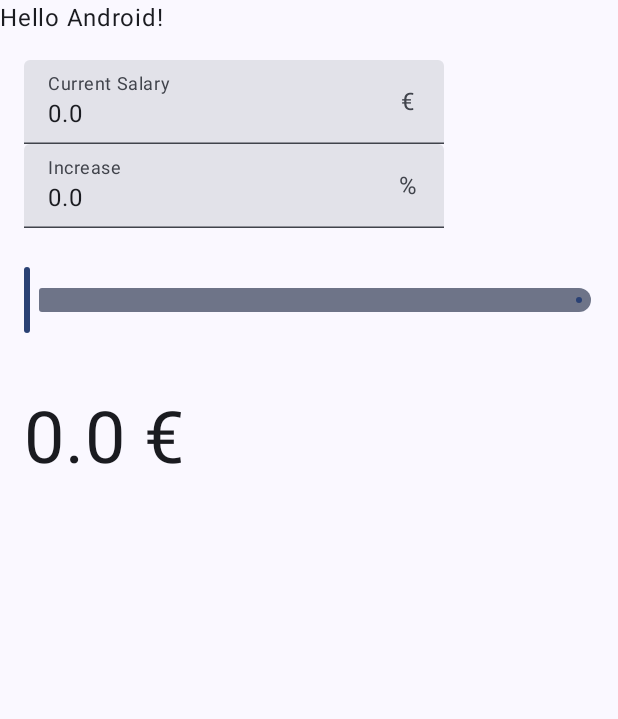
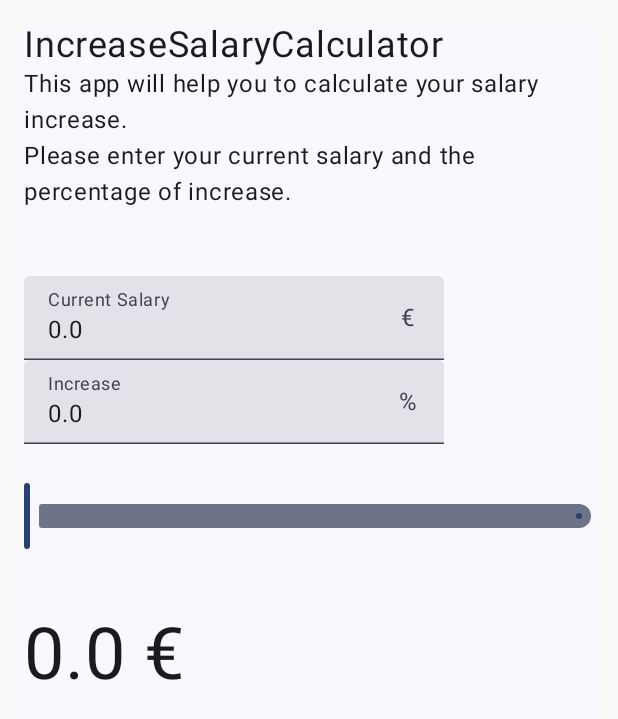
Before and after one commit to inog/IncreaseSalaryCalculator, an Android app built with Jetpack Compose: the screen it shows after launch (MainActivity), on a phone screen of 412 x 824 dp. Shown: the top 719 px of the screen. Run offline under Robolectric (Android 15) with nearby library versions, the light colour scheme and no system bars; our stand-ins replace AdMob; 1 statement that could not run was skipped.

Commit message:
add some intro text in english and format the padding

```diff
--- a/app/src/main/java/de/ingoreschke/increasesalarycalculator/MainActivity.kt
+++ b/app/src/main/java/de/ingoreschke/increasesalarycalculator/MainActivity.kt
@@ -4,13 +4,19 @@ import android.os.Bundle
 import androidx.activity.ComponentActivity
 import androidx.activity.compose.setContent
 import androidx.compose.foundation.layout.Column
+import androidx.compose.foundation.layout.Spacer
 import androidx.compose.foundation.layout.fillMaxSize
 import androidx.compose.foundation.layout.fillMaxWidth
+import androidx.compose.foundation.layout.height
+import androidx.compose.foundation.layout.padding
 import androidx.compose.material3.MaterialTheme
 import androidx.compose.material3.Surface
 import androidx.compose.material3.Text
 import androidx.compose.runtime.Composable
 import androidx.compose.ui.Modifier
+import androidx.compose.ui.res.stringResource
+import androidx.compose.ui.unit.dp
+import androidx.compose.ui.unit.sp
 import androidx.compose.ui.viewinterop.AndroidView
 import com.google.android.gms.ads.AdRequest
 import com.google.android.gms.ads.AdSize
@@ -28,9 +34,12 @@ class MainActivity : ComponentActivity() {
 
         setContent {
             IncreaseSalaryCalculatorTheme {
-                Surface(modifier = Modifier.fillMaxSize(), color = MaterialTheme.colorScheme.background) {
+                Surface(modifier = Modifier
+                    .fillMaxSize()
+                    .padding(16.dp) , color = MaterialTheme.colorScheme.background) {
                     Column {
-                        Greeting("Android")
+                        Intro()
+                        Spacer(modifier = Modifier.height(44.dp))
                         SalaryIncrease(presenter = presenter)
                         AdMobBanner()
                     }
@@ -41,11 +50,23 @@ class MainActivity : ComponentActivity() {
 }
 
 @Composable
-fun Greeting(name: String, modifier: Modifier = Modifier) {
-    Text(
-        text = "Hello $name!",
-        modifier = modifier
-    )
+fun Intro(modifier: Modifier = Modifier) {
+    Column(modifier = modifier.fillMaxWidth()) {
+        Text(
+            text = stringResource(id = R.string.app_name),
+            fontSize = 24.sp,
+            modifier = modifier
+        )
+        Text(
+            text = stringResource(id = R.string.introtext),
+            fontSize = 16.sp,
+            modifier = modifier
+        )
+        Text(
+            text = stringResource(id = R.string.introtext2),
+            modifier = modifier
+        )
+    }
 }
 
 @Composable
--- a/app/src/main/java/de/ingoreschke/increasesalarycalculator/SalaryIncrease.kt
+++ b/app/src/main/java/de/ingoreschke/increasesalarycalculator/SalaryIncrease.kt
@@ -4,7 +4,6 @@ import androidx.compose.foundation.layout.Column
 import androidx.compose.foundation.layout.Spacer
 import androidx.compose.foundation.layout.height
 import androidx.compose.foundation.layout.heightIn
-import androidx.compose.foundation.layout.padding
 import androidx.compose.foundation.text.KeyboardOptions
 import androidx.compose.material3.Slider
 import androidx.compose.material3.Text
@@ -29,7 +28,7 @@ fun SalaryIncrease(modifier: Modifier = Modifier, presenter: SalaryIncreasePrese
     var result by remember { mutableStateOf(currentSalary) }
 
 
-    Column(modifier = modifier.padding(16.dp)) {
+    Column(modifier = modifier) {
         SalaryInput(
             value = currentSalary,
             onValueChange = {
--- a/app/src/main/res/values/strings.xml
+++ b/app/src/main/res/values/strings.xml
@@ -1,3 +1,6 @@
 <resources>
     <string name="app_name">IncreaseSalaryCalculator</string>
+
+    <string name="introtext">This app will help you to calculate your salary increase.</string>
+    <string name="introtext2">Please enter your current salary and the percentage of increase.</string>
 </resources>
```
